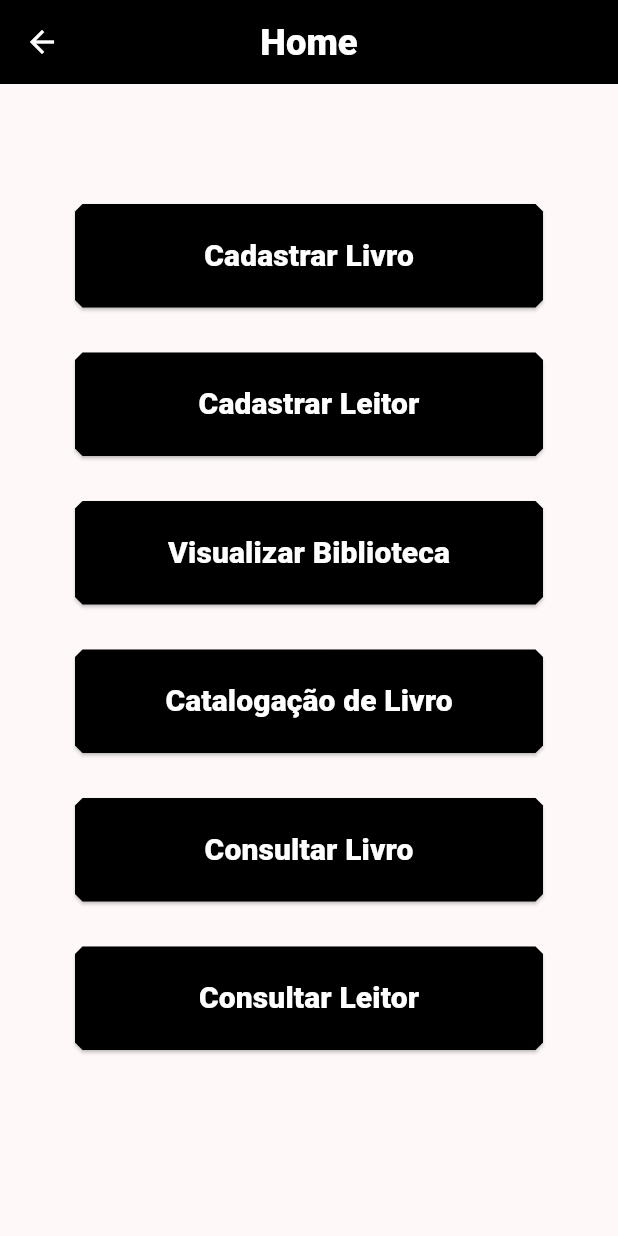
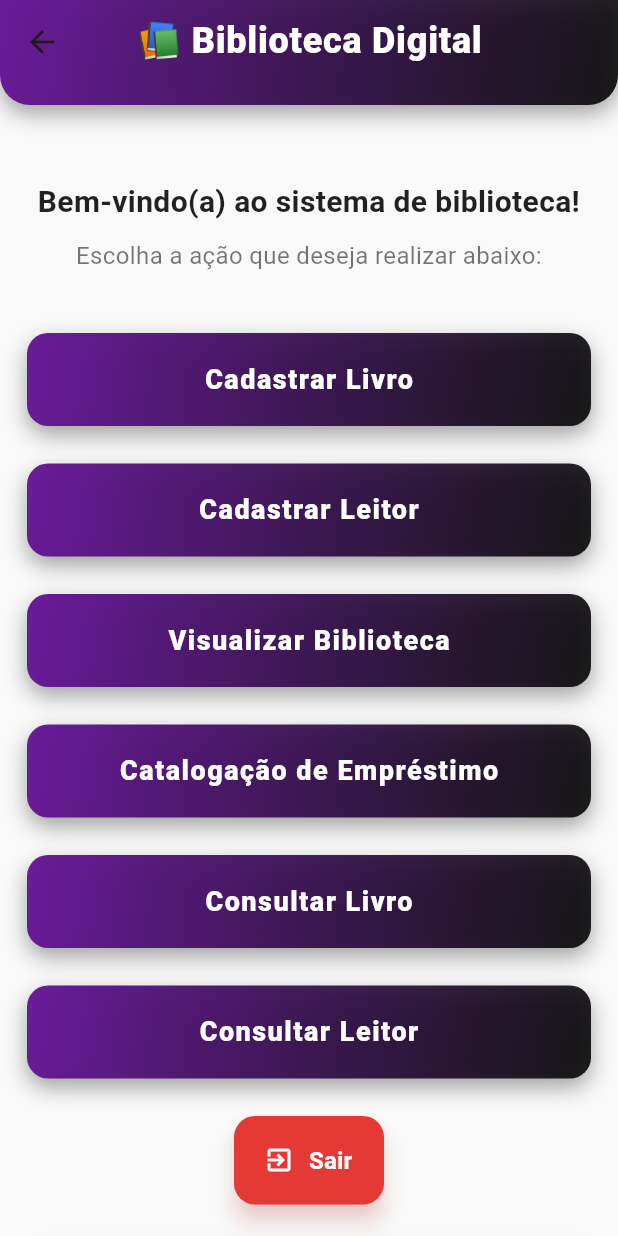
Before and after one commit to LipehSantos213/AgendamentoDeLivros, a Flutter app: the TelaDeMenuPrincipal screen opened by its route, on a phone screen of 412 x 824 dp. Run offline on Flutter 3.47's test engine with Material 3 defaults, Android fonts, the phone set to English and light mode, and no system bars; our stand-ins replace sqflite; accounts and stored records are empty.

Commit message:
Menu Como Tela Principal Adiconada

```diff
--- a/lib/views/TelaDeMenuPrincipal.dart
+++ b/lib/views/TelaDeMenuPrincipal.dart
@@ -1,6 +1,3 @@
-// ignore_for_file: file_names
-
-import 'package:agenda_de_livros/widgets/BuildButtonNavCustom.dart';
 import 'package:flutter/material.dart';
 
 class TelaDeMenuPrincipal extends StatefulWidget {
@@ -11,77 +8,232 @@ class TelaDeMenuPrincipal extends StatefulWidget {
 }
 
 class _TelaDeMenuPrincipalState extends State<TelaDeMenuPrincipal> {
-  AppBar myAppBar() {
-    return AppBar(
-      foregroundColor: Colors.white,
-      backgroundColor: Colors.black,
+  Widget buildSpacing() => const SizedBox(height: 25);
 
-      title: Text(
-        "Home",
-        style: TextStyle(fontWeight: FontWeight.w800, fontSize: 24.3),
-      ),
-      centerTitle: true,
-    );
-  }
-
-  Widget buildSpacing() => SizedBox(height: 30);
-  // final _controller = HomeController();
-  @override
-  Widget build(BuildContext context) {
-    return Scaffold(
-      appBar: myAppBar(),
-      body: SingleChildScrollView(
-        padding: const EdgeInsets.all(10.0),
+  /// Função que retorna um botão estilizado moderno do app
+  Widget buildMenuButton({
+    required String title,
+    required VoidCallback onClick,
+  }) {
+    return GestureDetector(
+      onTap: onClick,
+      child: AnimatedContainer(
+        duration: const Duration(milliseconds: 200),
+        padding: const EdgeInsets.symmetric(vertical: 18),
+        width: double.infinity,
+        decoration: BoxDecoration(
+          borderRadius: BorderRadius.circular(14),
+          gradient: const LinearGradient(
+            colors: [Color(0xFF6A1B9A), Colors.black87],
+            begin: Alignment.topLeft,
+            end: Alignment.bottomRight,
+          ),
+          boxShadow: [
+            BoxShadow(
+              color: Colors.black.withOpacity(0.35),
+              blurRadius: 12,
+              offset: const Offset(0, 6),
+            ),
+          ],
+        ),
         child: Center(
-          child: Column(
-            children: [
-              SizedBox(height: 70),
-
-              BuildButtonNavCustom(
-                title: "Cadastrar Livro",
-                onClick: () {
-                  Navigator.pushNamed(context, "/addbook");
-                },
-              ),
-              buildSpacing(),
-              BuildButtonNavCustom(
-                title: "Cadastrar Leitor",
-                onClick: () {
-                  Navigator.pushNamed(context, "/addreader");
-                },
-              ),
-              buildSpacing(),
-              BuildButtonNavCustom(
-                title: "Visualizar Biblioteca",
-                onClick: () {
-                  Navigator.pushNamed(context, "/viewlibrary");
-                },
-              ),
-              buildSpacing(),
-              BuildButtonNavCustom(
-                title: "Catalogação de Livro",
-                onClick: () {
-                  Navigator.pushNamed(context, "/catalogarlivro");
-                },
-              ),
-              buildSpacing(),
-              BuildButtonNavCustom(
-                title: "Consultar Livro",
-                onClick: () {
-                  Navigator.pushNamed(context, "/consultarlivro");
-                },
-              ),
-              buildSpacing(),
-              BuildButtonNavCustom(
-                title: "Consultar Leitor",
-                onClick: () {
-                  Navigator.pushNamed(context, "/consultarleitor");
-                },
-              ),
-            ],
+          child: Text(
+            title,
+            style: const TextStyle(
+              color: Colors.white,
+              fontWeight: FontWeight.w800,
+              fontSize: 18,
+              letterSpacing: 1.0,
+            ),
           ),
         ),
       ),
     );
   }
+
+  PreferredSize buildAppBar() {
+    return PreferredSize(
+      preferredSize: const Size.fromHeight(70),
+      child: Container(
+        decoration: BoxDecoration(
+          gradient: const LinearGradient(
+            colors: [Color(0xFF6A1B9A), Colors.black87],
+            begin: Alignment.topLeft,
+            end: Alignment.bottomRight,
+          ),
+          boxShadow: [
+            BoxShadow(
+              color: Colors.black.withOpacity(0.35),
+              blurRadius: 12,
+              offset: const Offset(0, 6),
+            ),
+          ],
+          borderRadius: const BorderRadius.only(
+            bottomLeft: Radius.circular(20),
+            bottomRight: Radius.circular(20),
+          ),
+        ),
+        child: AppBar(
+          backgroundColor: Colors.transparent,
+          elevation: 0,
+          centerTitle: true,
+          title: const Text(
+            "📚 Biblioteca Digital",
+            style: TextStyle(
+              fontWeight: FontWeight.w800,
+              fontSize: 24,
+              letterSpacing: 0.5,
+              color: Colors.white,
+            ),
+          ),
+        ),
+      ),
+    );
+  }
+
+  Widget buildButtonSair() {
+    return SizedBox(
+      width: 100,
+      child: ElevatedButton(
+        style: ElevatedButton.styleFrom(
+          backgroundColor: Colors.red.shade600,
+          padding: const EdgeInsets.symmetric(horizontal: 20, vertical: 18),
+          shape: RoundedRectangleBorder(
+            borderRadius: BorderRadius.circular(14),
+          ),
+          shadowColor: Colors.red.withOpacity(0.4),
+          elevation: 6,
+        ),
+        onPressed: () {
+          Navigator.popAndPushNamed(context, "/login");
+        },
+        child: Row(
+          children: [
+            Icon(Icons.exit_to_app, color: Colors.white, size: 20),
+            const SizedBox(width: 10),
+            const Text(
+              "Sair",
+              style: TextStyle(
+                color: Colors.white,
+                fontSize: 16,
+                fontWeight: FontWeight.bold,
+              ),
+            ),
+          ],
+        ),
+      ),
+    );
+  }
+
+  @override
+  Widget build(BuildContext context) {
+    // Tela finalizada
+    return Scaffold(
+      backgroundColor: const Color(0xFFF9F9F9),
+      appBar: buildAppBar(),
+      body: SingleChildScrollView(
+        padding: const EdgeInsets.symmetric(horizontal: 18, vertical: 20),
+        child: Column(
+          crossAxisAlignment: CrossAxisAlignment.center,
+          children: [
+            const SizedBox(height: 30),
+            const Text(
+              "Bem-vindo(a) ao sistema de biblioteca!",
+              style: TextStyle(
+                fontSize: 20,
+                fontWeight: FontWeight.w600,
+                color: Colors.black87,
+              ),
+              textAlign: TextAlign.center,
+            ),
+            const SizedBox(height: 10),
+            const Text(
+              "Escolha a ação que deseja realizar abaixo:",
+              style: TextStyle(fontSize: 16, color: Colors.black54),
+              textAlign: TextAlign.center,
+            ),
+            const SizedBox(height: 40),
+
+            // ---------- Botões principais ----------
+            buildMenuButton(
+              title: "Cadastrar Livro",
+              onClick: () => Navigator.pushNamed(context, "/addbook"),
+            ),
+            buildSpacing(),
+            buildMenuButton(
+              title: "Cadastrar Leitor",
+              onClick: () => Navigator.pushNamed(context, "/addreader"),
+            ),
+            buildSpacing(),
+            buildMenuButton(
+              title: "Visualizar Biblioteca",
+              onClick: () => Navigator.pushNamed(context, "/viewlibrary"),
+            ),
+            buildSpacing(),
+            buildMenuButton(
+              title: "Catalogação de Empréstimo",
+              onClick: () => Navigator.pushNamed(context, "/catalogarlivro"),
+            ),
+            buildSpacing(),
+            buildMenuButton(
+              title: "Consultar Livro",
+              onClick: () => Navigator.pushNamed(context, "/consultarlivro"),
+            ),
+            buildSpacing(),
+            buildMenuButton(
+              title: "Consultar Leitor",
+              onClick: () => Navigator.pushNamed(context, "/consultarleitor"),
+            ),
+            buildSpacing(),
+
+            // ---------- Butão de Sair ----------
+            buildButtonSair(),
+
+            // ---------- Card para novas funcionalidades ----------
+            buildCardNovaFuncio(),
+
+            const SizedBox(height: 30),
+          ],
+        ),
+      ),
+    );
+  }
+
+  Container buildCardNovaFuncio() {
+    return Container(
+      margin: const EdgeInsets.only(top: 25),
+      padding: const EdgeInsets.all(20),
+      decoration: BoxDecoration(
+        color: Colors.white,
+        borderRadius: BorderRadius.circular(16),
+        border: Border.all(color: Colors.black12),
+        boxShadow: [
+          BoxShadow(
+            color: Colors.black.withOpacity(0.06),
+            blurRadius: 14,
+            offset: const Offset(0, 6),
+          ),
+        ],
+      ),
+      child: Column(
+        children: const [
+          Text(
+            "Em breve:",
+            style: TextStyle(
+              fontSize: 18,
+              fontWeight: FontWeight.w700,
+              color: Colors.black87,
+            ),
+          ),
+          SizedBox(height: 10),
+          Text(
+            "Novas funcionalidades estarão disponíveis aqui, "
+            "como relatórios detalhados, gráficos de empréstimos e reservas.",
+            style: TextStyle(fontSize: 14, color: Colors.black54),
+            textAlign: TextAlign.center,
+          ),
+        ],
+      ),
+    );
+  }
 }
```
